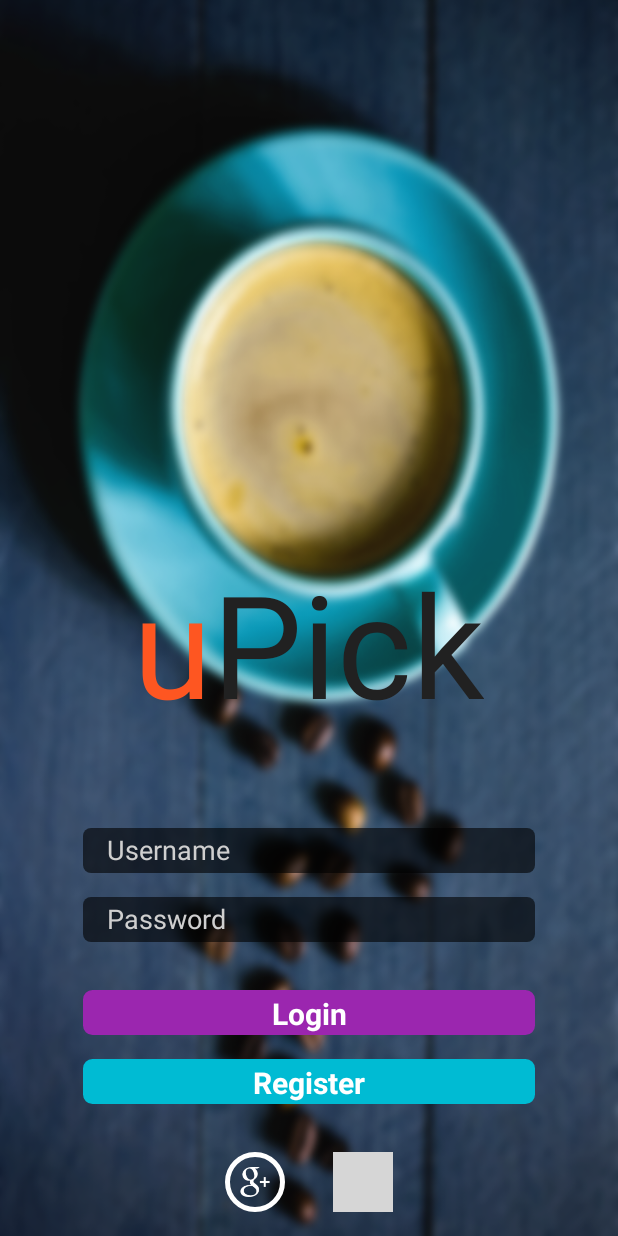
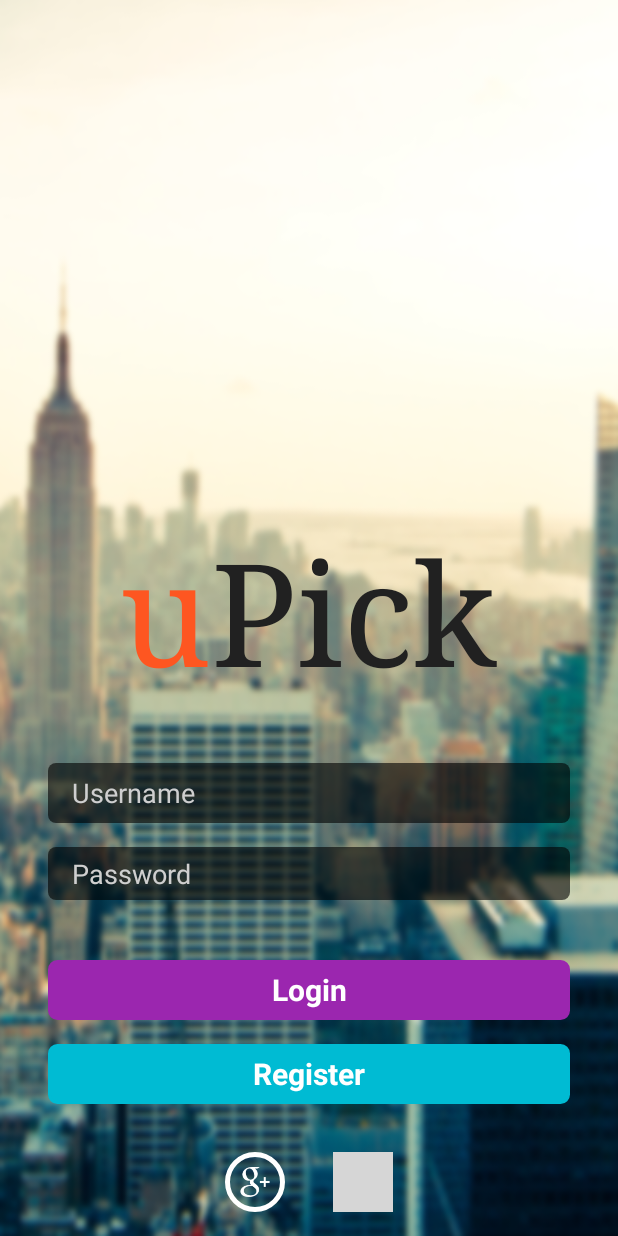
Before and after one commit to bigcheesy/UPickMobile, an Android app: the screen it shows after launch (LoginActivity), on a phone screen of 412 x 824 dp. Run offline under Robolectric (Android 15) with nearby library versions, the phone set to English and light mode, and no system bars; grey boxes are pictures that could not be loaded.

Commit message:
Changed the background deal with it

```diff
--- a/app/src/main/res/layout/activity_login.xml
+++ b/app/src/main/res/layout/activity_login.xml
@@ -21,16 +21,17 @@
             <LinearLayout
                 android:layout_width="wrap_content"
                 android:layout_height="wrap_content"
-                android:orientation="horizontal"
+                android:layout_above="@+id/login_username"
                 android:layout_centerHorizontal="true"
-                android:layout_above= "@+id/login_username"
-                android:layout_marginBottom="60dp">
+                android:layout_marginBottom="40dp"
+                android:orientation="horizontal">
 
                 <TextView
                     android:id="@+id/textView17"
                     android:layout_width="wrap_content"
                     android:layout_height="wrap_content"
                     android:layout_gravity="center_horizontal"
+                    android:fontFamily="serif"
                     android:text="u"
                     android:textColor="@color/colorAccent"
                     android:textSize="95sp" />
@@ -40,22 +41,22 @@
                     android:layout_width="wrap_content"
                     android:layout_height="match_parent"
                     android:layout_gravity="center_horizontal"
+                    android:fontFamily="serif"
                     android:text="Pick"
-                    android:textSize="95dp"
                     android:textColor="@color/primaryTextColor"
-                     />
+                    android:textSize="95dp" />
             </LinearLayout>
 
             <EditText
                 android:id="@+id/login_username"
                 android:layout_width="match_parent"
-                android:layout_height="30dp"
+                android:layout_height="@dimen/login_box_height"
                 android:layout_above="@+id/login_password"
                 android:layout_marginBottom="16dp"
                 android:layout_marginLeft="@dimen/login_sidemargin"
                 android:layout_marginRight="@dimen/login_sidemargin"
                 android:background="@drawable/rectangle"
-                android:gravity="left"
+                android:gravity="left|center_vertical"
                 android:hint="Username"
                 android:inputType="textNoSuggestions"
                 android:paddingLeft="16dp"
@@ -66,15 +67,16 @@
             <EditText
                 android:id="@+id/login_password"
                 android:layout_width="match_parent"
-                android:layout_height="30dp"
+                android:layout_height="35dp"
                 android:layout_above="@+id/textView19"
-                android:layout_marginBottom="32dp"
+                android:layout_marginBottom="@dimen/login_box_height"
                 android:layout_marginLeft="@dimen/login_sidemargin"
                 android:layout_marginRight="@dimen/login_sidemargin"
                 android:background="@drawable/rectangle"
-                android:gravity="left"
+                android:gravity="left|center_vertical"
                 android:hint="Password"
                 android:inputType="textPassword"
+
                 android:paddingLeft="16dp"
                 android:textColor="#cfcfcf"
                 android:textColorHint="#cfcfcf"
@@ -83,8 +85,9 @@
             <TextView
                 android:id="@+id/textView19"
                 android:layout_width="match_parent"
-                android:layout_height="30dp"
+                android:layout_height="@dimen/login_box_height"
                 android:gravity="center"
+                android:foreground="?attr/selectableItemBackgroundBorderless"
                 android:text="Login"
                 android:clickable="true"
                 android:onClick="login"
@@ -101,7 +104,8 @@
             <TextView
                 android:id="@+id/textView18"
                 android:layout_width="match_parent"
-                android:layout_height="30dp"
+                android:foreground="?attr/selectableItemBackgroundBorderless"
+                android:layout_height="@dimen/login_box_height"
                 android:gravity="center"
                 android:text="Register"
                 android:layout_marginLeft="@dimen/login_sidemargin"
--- a/app/src/main/res/layout/menu_item.xml
+++ b/app/src/main/res/layout/menu_item.xml
@@ -4,15 +4,19 @@
     android:layout_height="56dp">
 
     <ImageView
+        android:id="@+id/bar_item_thumbnail"
         android:layout_width="40dp"
         android:layout_height="40dp"
-        android:id="@+id/bar_item_thumbnail"
+        android:layout_alignParentStart="true"
         android:layout_centerVertical="true"
-        android:layout_alignParentStart="true"
-        android:src="@drawable/coffeethumbnail"
-        android:scaleType="fitXY"
         android:layout_marginLeft="16dp"
-        android:layout_marginRight="16dp" />
+        android:layout_marginRight="16dp"
+        android:paddingTop="5dp"
+        android:paddingBottom="5dp"
+        android:paddingLeft="7dp"
+        android:paddingRight="7dp"
+        android:background="@drawable/blue_circle"
+        android:src="@drawable/alcoholicthumbnail" />
 
     <TextView
         android:layout_width="wrap_content"
--- a/app/src/main/res/values/dimens.xml
+++ b/app/src/main/res/values/dimens.xml
@@ -3,5 +3,7 @@
     <dimen name="activity_horizontal_margin">16dp</dimen>
     <dimen name="activity_vertical_margin">16dp</dimen>
     <dimen name="fab_margin">16dp</dimen>
-    <dimen name="login_sidemargin">55dp</dimen>
+    <dimen name="login_sidemargin">32dp</dimen>
+    <dimen name="login_box_height">40dp</dimen>
+
 </resources>
```
Also changed, not shown: app/src/main/res/drawable-xxxhdpi/login_background.png, app/src/main/res/drawable/alcoholicthumbnail.png, app/src/main/res/drawable/coffeethumbnail.png, app/src/main/res/drawable/softdrinkthumbnail.png.
